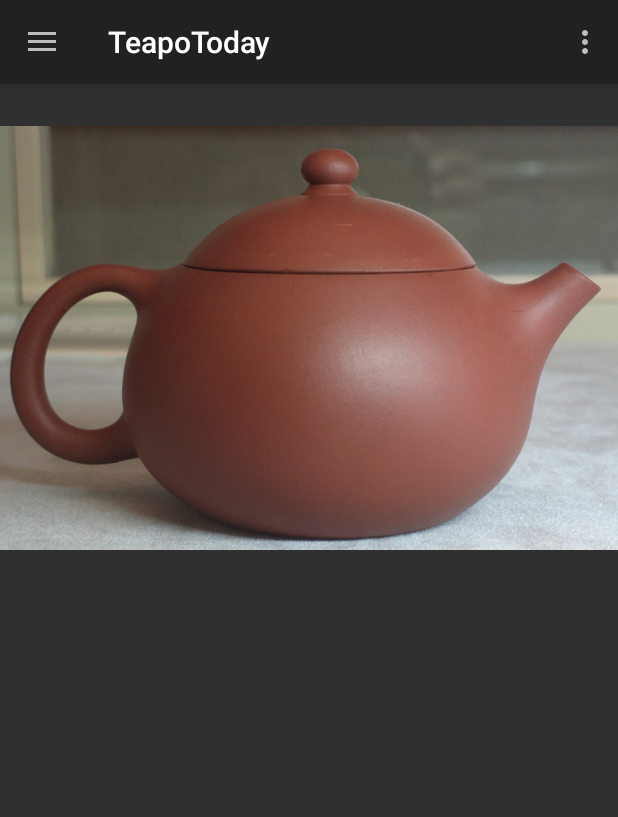
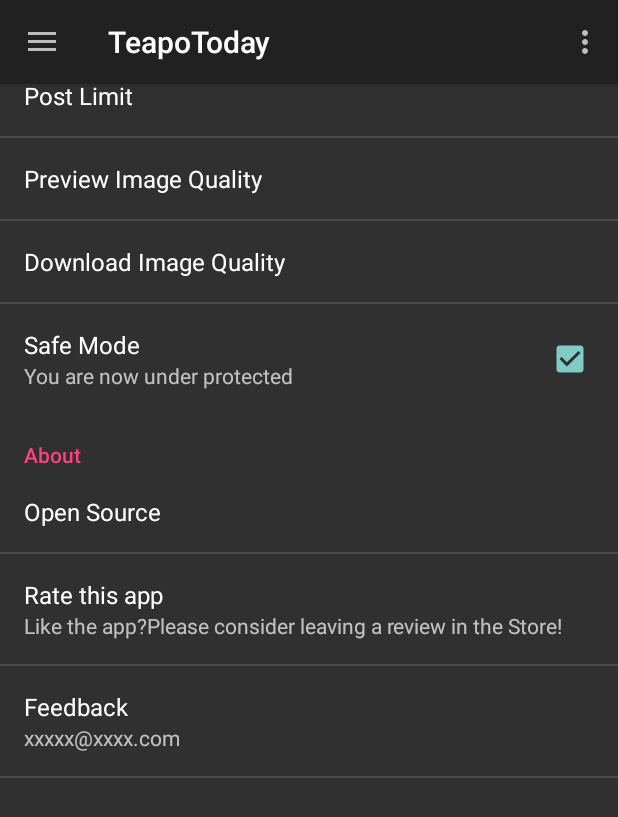
Before and after one commit to rory-shi/TeapoToday, an Android app: the screen it shows after launch (MainActivity), in the side drawer, after a tap on "设置", on a phone screen of 412 x 824 dp. Shown: the top 817 px of the screen. Run offline under Robolectric (Android 15) with nearby library versions, the phone set to English and light mode, and no system bars; our stand-ins replace Volley; libraries missing offline, so code that uses them is left out: com.mikepenz.aboutlibraries; network calls fail.

Commit message:
添加了设置界面

```diff
--- a/app/build.gradle
+++ b/app/build.gradle
@@ -30,4 +30,7 @@
     compile 'com.joooonho:selectableroundedimageview:1.0.1'
     compile 'com.android.volley:volley:1.0.0'
     compile 'com.jakewharton:disklrucache:2.0.2'
+    compile('com.mikepenz.aboutlibraries:library:4.6.5@aar') {
+        transitive = true
+    }
 }
--- a/app/src/main/AndroidManifest.xml
+++ b/app/src/main/AndroidManifest.xml
@@ -11,7 +11,8 @@
         android:label="@string/app_name"
         android:supportsRtl="true"
         android:theme="@style/AppTheme"
-        android:largeHeap="true">
+        android:largeHeap="true"
+        android:name="com.ryan.teapottoday.MyApplication">
         <activity android:name=".MainActivity">
             <intent-filter>
                 <action android:name="android.intent.action.MAIN" />
--- a/app/src/main/java/com/ryan/teapottoday/MainActivity.java
+++ b/app/src/main/java/com/ryan/teapottoday/MainActivity.java
@@ -3,6 +3,8 @@
 import android.app.Fragment;
 import android.app.FragmentManager;
 import android.database.sqlite.SQLiteDatabase;
+import android.preference.Preference;
+import android.preference.PreferenceFragment;
 import android.support.design.widget.FloatingActionButton;
 import android.support.design.widget.NavigationView;
 import android.support.design.widget.Snackbar;
@@ -12,11 +14,14 @@
 import android.support.v7.app.AppCompatActivity;
 import android.os.Bundle;
 import android.support.v7.widget.Toolbar;
+import android.view.LayoutInflater;
 import android.view.Menu;
 import android.view.MenuItem;
 import android.view.View;
+import android.view.ViewGroup;
 import android.widget.Toast;
 
+import com.mikepenz.aboutlibraries.Libs;
 import com.ryan.teapottoday.database.MyDatabaseHelper;
 import com.ryan.teapottoday.fragments.CollectionFragment;
 import com.ryan.teapottoday.fragments.FirstPageFragment;
@@ -162,7 +167,33 @@
             case R.id.nav_production:
                 fragment = new ProductionFragment();
                 break;
+            case R.id.nav_settings:
+                fragment = new PreferenceFragment() {
+                    @Override
+                    public View onCreateView(LayoutInflater inflater, ViewGroup container,
+                                             Bundle savedInstanceState) {
+                        View view = super.onCreateView(inflater, container, savedInstanceState);
+                        //Set night-mode or other UI changes
 
+                        return view;
+                    }
+
+                    @Override
+                    public void onCreate(Bundle savedInstanceState) {
+                        super.onCreate(savedInstanceState);
+                        addPreferencesFromResource(R.xml.settings_general);
+                        findPreference("about").setOnPreferenceClickListener(
+                                new Preference.OnPreferenceClickListener() {
+                                    @Override
+                                    public boolean onPreferenceClick(Preference preference) {
+                                        //config About Library
+                                        new Libs.Builder().withActivityTitle("About").withFields(R.string.class.getFields()).start(getActivity());
+                                        return false;
+                                    }
+                                });
+                    }
+                };
+                break;
         }
         fragmentManager.beginTransaction()
                 .replace(R.id.contentFragment,fragment)
--- /dev/null
+++ b/app/src/main/java/com/ryan/teapottoday/MyApplication.java
@@ -0,0 +1,20 @@
+package com.ryan.teapottoday;
+
+import android.app.Application;
+import android.content.Context;
+
+/**
+ * Created by rory9 on 2016/5/13.
+ */
+public class MyApplication extends Application {
+    private static Context context;
+
+    @Override
+    public void onCreate() {
+        context = getApplicationContext();
+    }
+
+    public static Context getContextObject() {
+        return context;
+    }
+}
--- a/app/src/main/java/com/ryan/teapottoday/fragments/CollectionFragment.java
+++ b/app/src/main/java/com/ryan/teapottoday/fragments/CollectionFragment.java
@@ -127,7 +127,7 @@
                 MyDatabaseHelper dbHelper = new MyDatabaseHelper(getActivity(),"TeapotToday.db",null,2);
                 SQLiteDatabase db = dbHelper.getWritableDatabase();
                 //从大到小删除，否则集合的顺序会乱
-                for (int i=array.size()-1;i>=0;i--) {
+                for (int i=urls.size()-1;i>=0;i--) {
                     if (array.get(i)){
                         db.delete("Teapot", "url = ?", new String[]{urls.get(i)});
                         urls.remove(i);
--- a/app/src/main/java/com/ryan/teapottoday/fragments/FirstPageFragment.java
+++ b/app/src/main/java/com/ryan/teapottoday/fragments/FirstPageFragment.java
@@ -242,9 +242,8 @@
             JSONArray jsonArray = jsonObject.getJSONArray("MyTeaPot");
             for (int i =0; i < jsonArray.length(); i ++) {
                 myDataset.add((String) jsonArray.get(i));
-                Log.e(TAG,(String) jsonArray.get(i) );
             }
-        } catch (JSONException e) {
+        } catch (Exception e) {
             e.printStackTrace();
         }
     }
--- a/app/src/main/res/menu/activity_main_drawer.xml
+++ b/app/src/main/res/menu/activity_main_drawer.xml
@@ -24,13 +24,9 @@
     <item android:title="Others">
         <menu>
             <item
-                android:id="@+id/nav_set"
+                android:id="@+id/nav_settings"
                 android:icon="@drawable/ic_menu_manage"
                 android:title="设置" />
-            <item
-                android:id="@+id/nav_about"
-                android:icon="@drawable/ic_menu_about_us"
-                android:title="关于" />
         </menu>
     </item>
 
--- /dev/null
+++ b/app/src/main/res/values/settings_pref.xml
@@ -0,0 +1,29 @@
+<?xml version="1.0" encoding="utf-8"?>
+<resources>
+    <string-array name="settings_entries_post_limit">
+        <item>10</item>
+        <item>15</item>
+        <item>20</item>
+    </string-array>
+
+    <string-array name="settings_entry_values_post_limit">
+        <item>10</item>
+        <item>15</item>
+        <item>20</item>
+    </string-array>
+
+    <string-array name="settings_entries_image_size">
+        <item>Small</item>
+        <item>Medium</item>
+        <item>Large</item>
+        <item>Source</item>
+    </string-array>
+
+    <string-array name="settings_entry_values_preview_image_size">
+        <item>0</item>
+        <item>1</item>
+        <item>2</item>
+        <item>3</item>
+    </string-array>
+
+</resources>
--- /dev/null
+++ b/app/src/main/res/xml/settings_general.xml
@@ -0,0 +1,48 @@
+<?xml version="1.0" encoding="utf-8"?>
+<PreferenceScreen xmlns:android="http://schemas.android.com/apk/res/android">
+
+    <PreferenceCategory android:title="Post">
+        <ListPreference android:title="Post Limit"
+            android:defaultValue="10"
+            android:entryValues="@array/settings_entry_values_post_limit"
+            android:entries="@array/settings_entries_post_limit"/>
+
+        <ListPreference android:title="Preview Image Quality"
+            android:defaultValue="0"
+            android:key="preview_image"
+            android:entryValues="@array/settings_entry_values_preview_image_size"
+            android:entries="@array/settings_entries_image_size"/>
+
+        <ListPreference android:title="Download Image Quality"
+            android:defaultValue="2"
+            android:key="download_image"
+            android:entryValues="@array/settings_entry_values_preview_image_size"
+            android:entries="@array/settings_entries_image_size"/>
+
+        <CheckBoxPreference android:title="Safe Mode"
+            android:defaultValue="true"
+            android:summaryOn="You are now under protected"
+            android:summaryOff="Warning! You may need be more careful!"/>
+    </PreferenceCategory>
+
+    <PreferenceCategory android:title="About">
+
+        <PreferenceScreen android:title="Open Source"
+            android:key="about">
+        </PreferenceScreen>
+        <PreferenceScreen
+            android:title="Rate this app"
+            android:summary="Like the app?Please consider leaving a review in the Store!">
+            <intent
+                android:action="android.intent.action.VIEW"
+                android:data="market://details?id=xxxxxx"/>
+
+        </PreferenceScreen>
+        <PreferenceScreen android:title="Feedback"
+            android:summary="xxxxx@xxxx.com">
+            <intent
+                android:action="android.intent.action.VIEW"
+                android:data="mailto:xxxxx@xxxx.com?subject=WallpaperAppFeedback"/>
+        </PreferenceScreen>
+    </PreferenceCategory>
+</PreferenceScreen>
```
Also changed, not shown: app/src/main/java/com/ryan/teapottoday/ContentActivity.java (+23 -11 lines), app/src/main/java/com/ryan/teapottoday/MyVPContentPagerAdapter.java (added, +55 -0 lines), app/src/main/java/com/ryan/teapottoday/utils/PreferenceUtils.java (added, +74 -0 lines), app/src/main/res/layout/content_image.xml (added, +10 -0 lines), app/src/main/res/layout/content_layout.xml (+37 -28 lines), app/src/main/res/values/aboutlibraries_description.xml (added, +9 -0 lines), app/src/main/res/drawable/person1.jpg (added).
